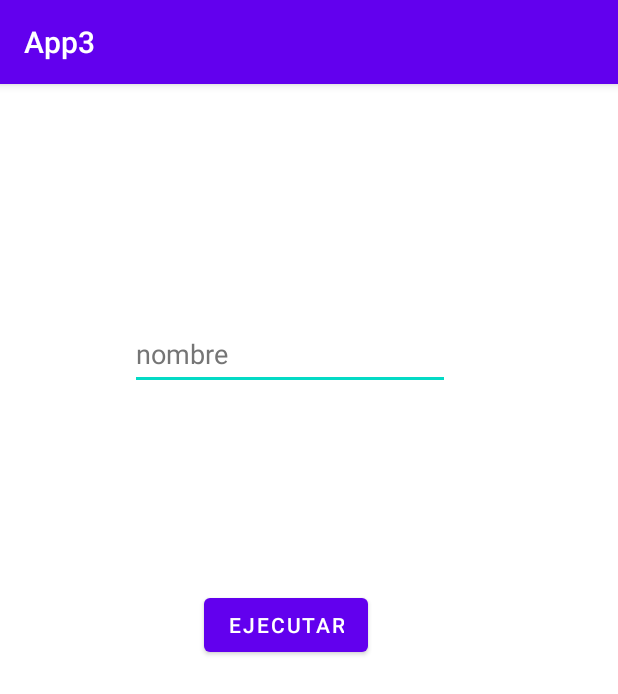
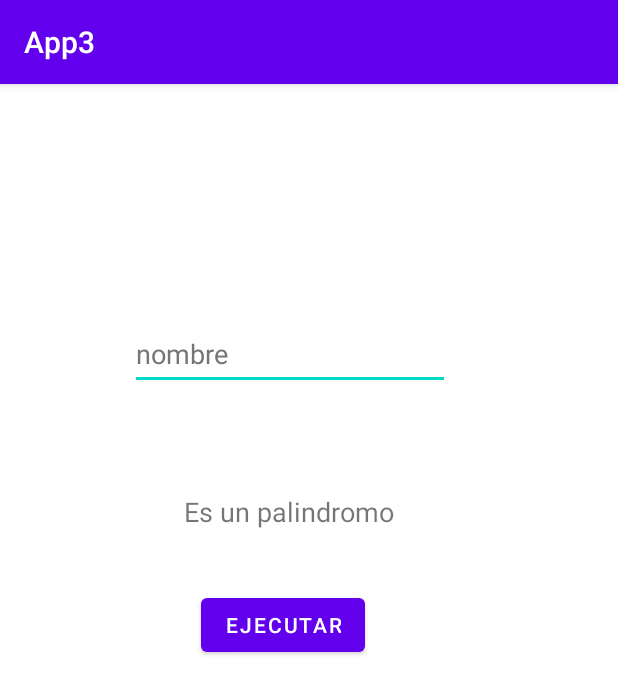
Before and after one commit to JosWH/App3, an Android app: the screen it shows after launch (MainActivity), after a tap on "EJECUTAR", on a phone screen of 412 x 824 dp. Shown: the top 694 px of the screen. Run offline under Robolectric (Android 15) with nearby library versions, the phone set to English and light mode, and no system bars.

Commit message:
Third saved on the cloud Verify the word and the invest are PALINDROMOS on they aren

```diff
--- a/app/src/main/java/com/example/app3/MainActivity.java
+++ b/app/src/main/java/com/example/app3/MainActivity.java
@@ -42,7 +42,7 @@ public class MainActivity extends AppCompatActivity{
         });
     }
     private void recibeData() {
-        word = TXword.getText().toString();
+        word = TXword.getText().toString().toLowerCase();
     }
     private void investWord() {
         // Usando StringBuilder con Java sin usar codigo de Android
@@ -53,6 +53,8 @@ public class MainActivity extends AppCompatActivity{
         for (int i = this.word.length() - 1; i >= 0; i--) {
             invest += this.word.charAt(i);
         }
-        TBresult.setText(invest);
+        // Verificamos si la palabra es un palindromo
+        if (this.word.equals(invest)) TBresult.setText("Es un palindromo");
+        else TBresult.setText("No es un palindromo");
     }
 }
```
